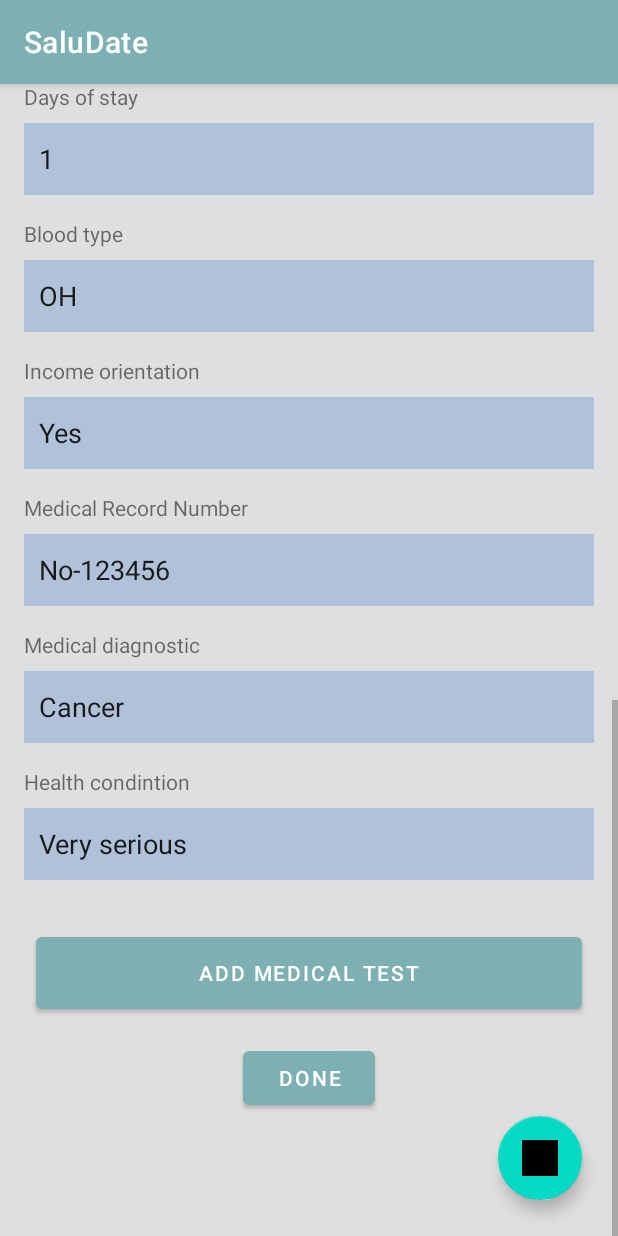
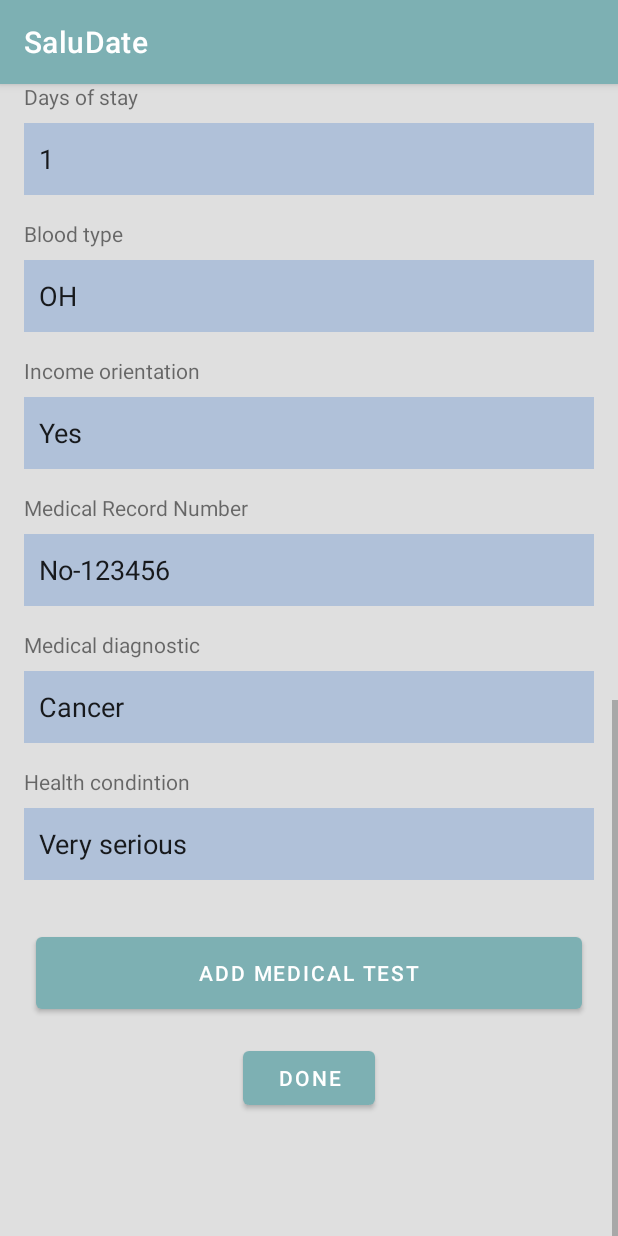
Before and after one commit to Waxiest15/Saludate-Main_v1.0, an Android app: the ManualRegister screen opened directly, with no data from a screen before it, scrolled down 881 dp, on a phone screen of 412 x 824 dp. Run offline under Robolectric (Android 15) with nearby library versions, the phone set to English and light mode, and no system bars; Roboto replaces fonts that are not available here.

```diff
--- a/app/src/main/java/com/example/saludate/Pacientes.java
+++ b/app/src/main/java/com/example/saludate/Pacientes.java
@@ -16,7 +16,7 @@ public class Pacientes extends AppCompatActivity {
         super.onCreate(savedInstanceState);
         setContentView(R.layout.activity_pacientes);
 
-        FloatingActionButton button = findViewById(R.id.fab_patientAdd);
+        FloatingActionButton button = findViewById(R.id.fab_patientAdd_fragment);
         button.setOnClickListener(new View.OnClickListener() {
             public void onClick(View v) {
                 Intent intent_addPatient;
--- a/app/src/main/res/layout/activity_manual_register.xml
+++ b/app/src/main/res/layout/activity_manual_register.xml
@@ -449,20 +449,6 @@
                     app:layout_constraintStart_toStartOf="parent"
                     app:layout_constraintTop_toBottomOf="@+id/editTxt_patientStatus" />
 
-                <com.google.android.material.floatingactionbutton.FloatingActionButton
-                    android:id="@+id/fab"
-                    android:layout_width="wrap_content"
-                    android:layout_height="wrap_content"
-                    android:layout_gravity="end|bottom"
-                    android:layout_margin="16dp"
-                    android:layout_marginEnd="8dp"
-                    android:layout_marginBottom="8dp"
-                    android:contentDescription="@string/plusSymbol"
-                    android:src="@drawable/ic_launcher_background"
-                    app:layout_constraintBottom_toBottomOf="parent"
-                    app:layout_constraintEnd_toEndOf="parent"
-                    tools:ignore="ImageContrastCheck" />
-
 
             </androidx.constraintlayout.widget.ConstraintLayout>
 
--- a/app/src/main/res/layout/activity_pacientes.xml
+++ b/app/src/main/res/layout/activity_pacientes.xml
@@ -12,7 +12,7 @@
         android:layout_height="match_parent">
 
         <com.google.android.material.floatingactionbutton.FloatingActionButton
-            android:id="@+id/fab_patientAdd"
+            android:id="@+id/fab_patientAdd_fragment"
             android:layout_width="wrap_content"
             android:layout_height="wrap_content"
             android:layout_marginEnd="8dp"
--- a/app/src/main/res/layout/app_bar_main.xml
+++ b/app/src/main/res/layout/app_bar_main.xml
@@ -11,7 +11,7 @@
         android:layout_height="match_parent">
 
         <com.google.android.material.floatingactionbutton.FloatingActionButton
-            android:id="@+id/fab_patientAdd"
+            android:id="@+id/fab_patientAdd_fragment"
             android:layout_width="wrap_content"
             android:layout_height="wrap_content"
             android:layout_marginEnd="8dp"
```
Also changed, not shown: app/src/main/java/com/example/saludate/MainActivity.java (+9 -0 lines).
